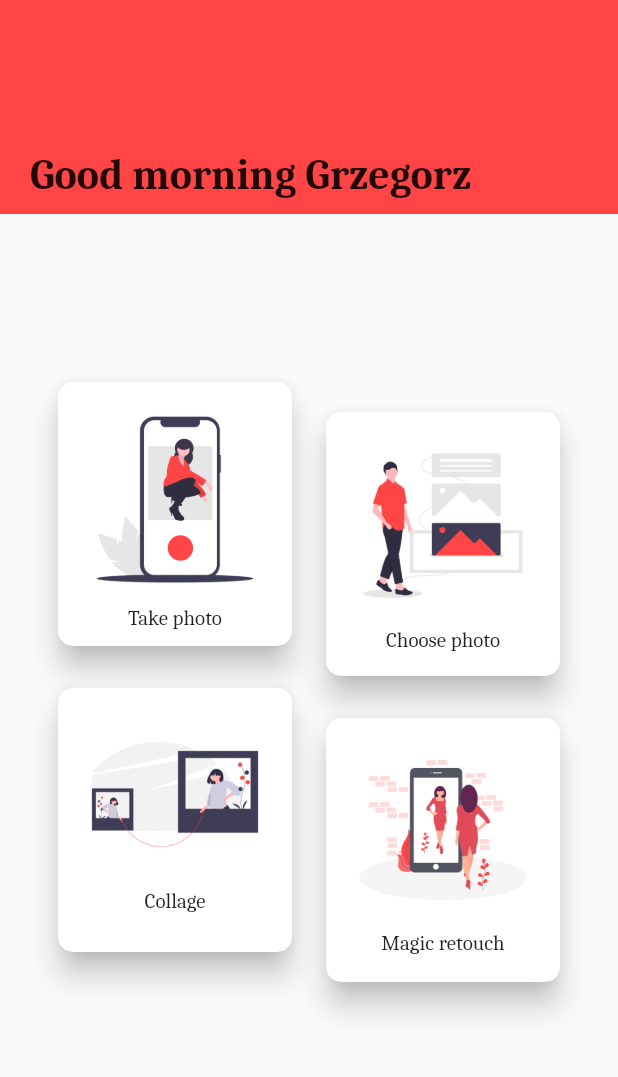
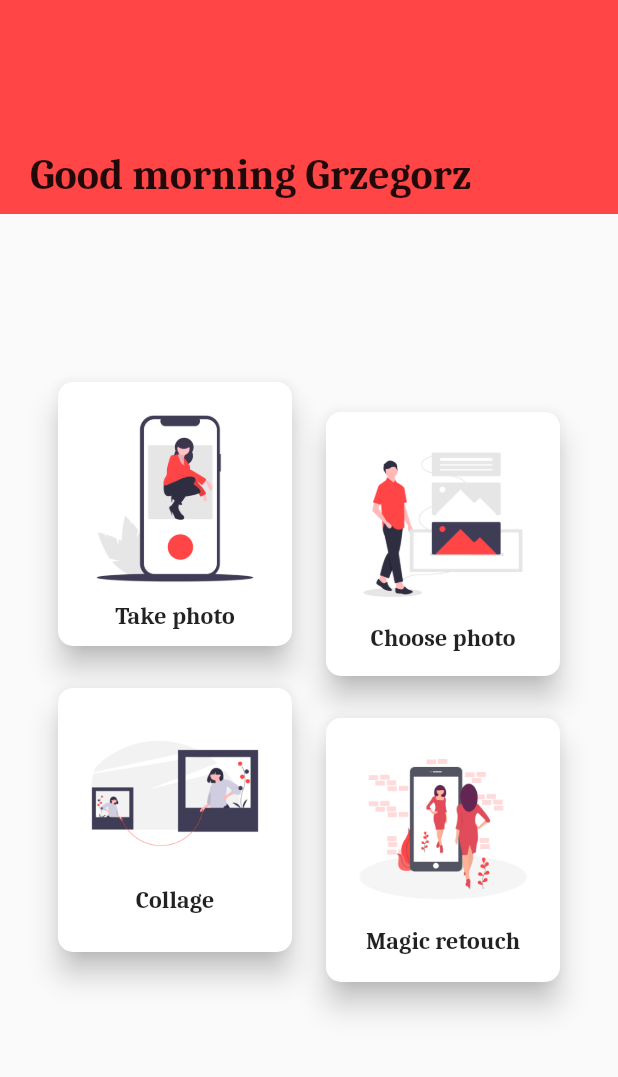
Before and after one commit to gkubiak92/ediphot, a Flutter app: the screen it shows after launch, on a phone screen of 412 x 824 dp, the part 86-1163 px from its top. Run offline on Flutter 3.47's test engine with Material 2 defaults, Android fonts, the phone set to English and light mode, and no system bars; our stand-ins replace image_picker; missing offline and left inert: photofilters.

```diff
--- a/lib/main.dart
+++ b/lib/main.dart
@@ -1,3 +1,4 @@
+import 'package:ediphot/providers/editimage.dart';
 import 'package:ediphot/providers/imagepicker.dart';
 import 'package:ediphot/screens/collage/editphotoscreen.dart';
 import 'package:ediphot/screens/editphoto/editphotoscreen.dart';
@@ -19,6 +20,7 @@ class MyApp extends StatelessWidget {
       providers: [
         ChangeNotifierProvider<ImagePickerProvider>(
             create: (_) => ImagePickerProvider()),
+        ChangeNotifierProvider<EditImage>(create: (_) => EditImage()),
       ],
       child: MaterialApp(
         title: 'Flutter Demo',
--- a/lib/screens/editphoto/widgets/editoption.dart
+++ b/lib/screens/editphoto/widgets/editoption.dart
@@ -3,8 +3,10 @@ import 'package:flutter/material.dart';
 class EditOption extends StatelessWidget {
   final IconData icon;
   final String title;
+  final Function onTap;
 
-  const EditOption({Key key, this.icon, this.title}) : super(key: key);
+  const EditOption({Key key, this.icon, this.title, this.onTap})
+      : super(key: key);
 
   @override
   Widget build(BuildContext context) {
@@ -15,7 +17,7 @@ class EditOption extends StatelessWidget {
           IconButton(
             icon: Icon(icon),
             iconSize: 36,
-            onPressed: () {},
+            onPressed: () => onTap(),
           ),
           Text(title),
         ],
--- a/lib/screens/home/widgets/homecard.dart
+++ b/lib/screens/home/widgets/homecard.dart
@@ -30,7 +30,7 @@ class HomeCard extends StatelessWidget {
                 image,
                 Text(
                   title,
-                  style: Theme.of(context).textTheme.body1,
+                  style: Theme.of(context).textTheme.subtitle2,
                 ),
               ],
             ),
--- a/lib/screens/home/widgets/homeheader.dart
+++ b/lib/screens/home/widgets/homeheader.dart
@@ -20,12 +20,12 @@ class HomeHeader extends StatelessWidget {
               padding: const EdgeInsets.only(top: 24.0),
               child: Text(
                 'Ediphot',
-                style: Theme.of(context).textTheme.subhead,
+                style: Theme.of(context).textTheme.subtitle1,
               ),
             ),
             Text(
               'Good morning Grzegorz',
-              style: Theme.of(context).textTheme.headline,
+              style: Theme.of(context).textTheme.headline1,
             ),
           ],
         ),
--- a/lib/theme/style.dart
+++ b/lib/theme/style.dart
@@ -6,11 +6,11 @@ ThemeData appTheme() {
     accentColor: Colors.black,
     fontFamily: 'Caladea',
     textTheme: TextTheme(
-      headline: TextStyle(
+      headline1: TextStyle(
           fontSize: 28.0, fontWeight: FontWeight.bold, color: Colors.black87),
-      subhead: TextStyle(
+      subtitle1: TextStyle(
           fontSize: 20.0, fontWeight: FontWeight.w500, color: Colors.black87),
-      subtitle: TextStyle(
+      subtitle2: TextStyle(
           fontSize: 16.0, fontWeight: FontWeight.w600, color: Colors.black87),
     ),
   );
--- a/pubspec.yaml
+++ b/pubspec.yaml
@@ -23,6 +23,8 @@ dependencies:
   image_picker:
   path_provider:
   path:
+  image:
+  photofilters:
 
   # The following adds the Cupertino Icons font to your application.
   # Use with the CupertinoIcons class for iOS style icons.
```
Also changed, not shown: lib/providers/editimage.dart (added, +55 -0 lines), lib/screens/editphoto/editphotoscreen.dart (+75 -8 lines), lib/screens/editphoto/widgets/filters/filter_tile.dart (added, +24 -0 lines), lib/screens/editphoto/widgets/filters/filter_tile_list.dart (added, +24 -0 lines), lib/screens/home/homescreen.dart (+0 -7 lines), pubspec.lock.
